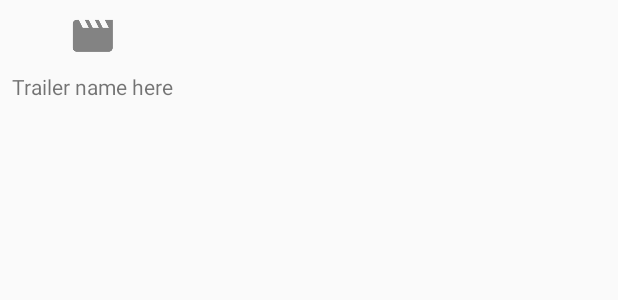
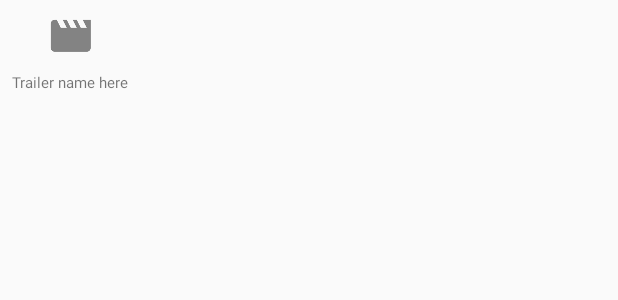
Before and after one commit to skipadu/Next-Flick, an Android app: the layout trailermovie_item.xml on its own in the app's theme, with its tools: preview values and no code run, on a phone screen of 412 x 824 dp. Shown: the top 300 px of the screen. Run offline under Robolectric (Android 15) with nearby library versions, the phone set to English and light mode, and no system bars.

Commit message:
feat: Decreased the text size of trailer video item

```diff
--- a/app/src/main/java/com/pihrit/nextflick/adapters/TrailerMovieAdapter.java
+++ b/app/src/main/java/com/pihrit/nextflick/adapters/TrailerMovieAdapter.java
@@ -3,7 +3,6 @@ package com.pihrit.nextflick.adapters;
 import android.content.Context;
 import android.support.annotation.NonNull;
 import android.support.v7.widget.RecyclerView;
-import android.util.Log;
 import android.view.LayoutInflater;
 import android.view.View;
 import android.view.ViewGroup;
--- a/app/src/main/res/layout/trailermovie_item.xml
+++ b/app/src/main/res/layout/trailermovie_item.xml
@@ -21,10 +21,11 @@
     <TextView
         android:id="@+id/tv_trailermovie_name"
         android:layout_width="wrap_content"
-        android:layout_height="40dp"
+        android:layout_height="38dp"
         android:layout_marginEnd="8dp"
         android:layout_marginStart="8dp"
         android:layout_marginTop="8dp"
+        android:textSize="10sp"
         app:layout_constraintEnd_toEndOf="parent"
         app:layout_constraintStart_toStartOf="parent"
         app:layout_constraintTop_toBottomOf="@+id/imageView2"
```
